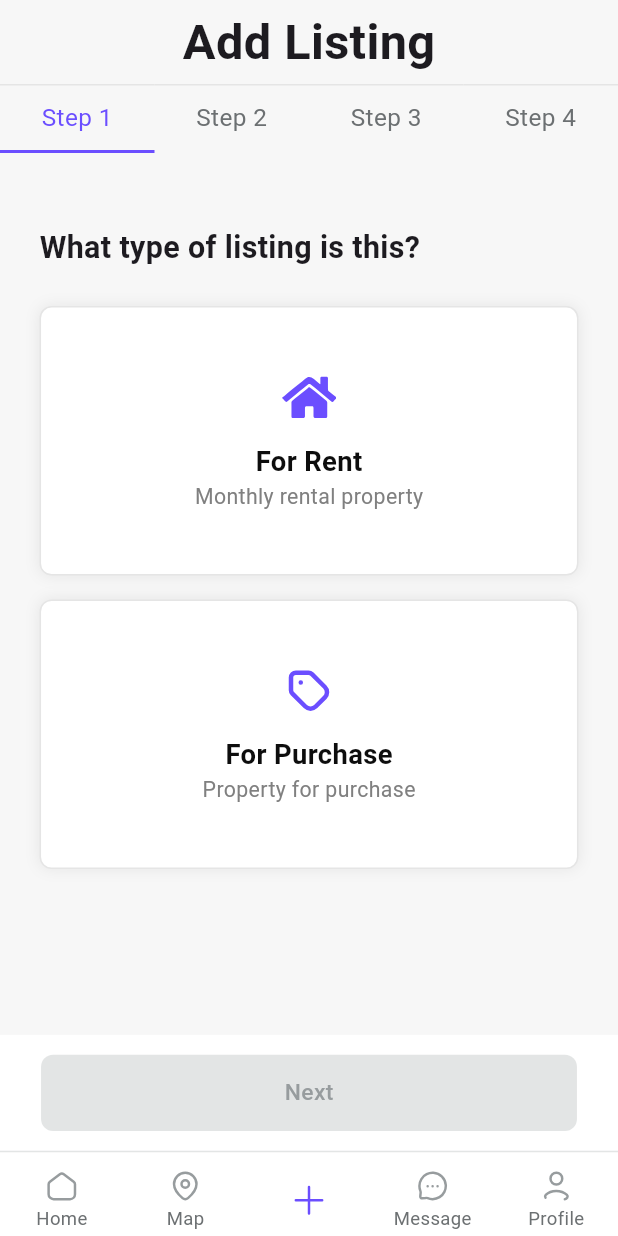
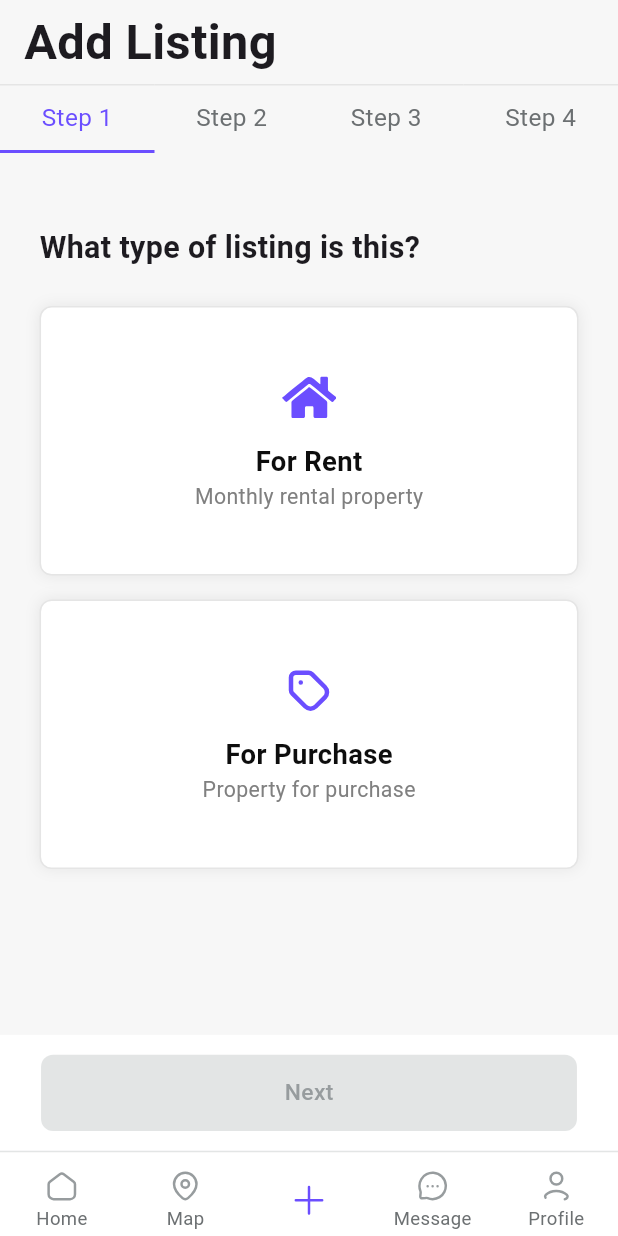
Before and after one commit to jovidonxalilov/housell, a Flutter app: the AddPage screen opened by its route, on a phone screen of 412 x 824 dp. Run offline on Flutter 3.47's test engine with Material 3 defaults, Android fonts, the phone set to English and light mode, and no system bars; our stand-ins replace bloc, cached_network_image, dio, dotted_border, easy_localization, flutter_bloc and 11 more; missing offline and left inert: yandex_mapkit; accounts and stored records are empty; network calls fail; Roboto replaces fonts that are missing (Manrope-Medium, Manrope-Regular, Manrope-bold); project files that could hold a hidden picture were left out.

Commit message:
10/21/2025 9:04

```diff
--- a/lib/config/router/router.dart
+++ b/lib/config/router/router.dart
@@ -37,7 +37,7 @@
 import '../../features/profile/presentation/pages/save_properties/save_properties_page.dart';
 
 final GoRouter router = GoRouter(
-  initialLocation: Routes.socialLinc,
+  initialLocation: Routes.home,
   routes: [
     ShellRoute(
       builder: (context, state, child) {
--- a/lib/core/widgets/w_custom_app_bar.dart
+++ b/lib/core/widgets/w_custom_app_bar.dart
@@ -65,10 +65,21 @@
                     child: _buildLeading(),
                   ),
 
-                // Title - doim markazda
+                // Title - centerTitle ga qarab joylashadi
                 if (title != null)
-                  Positioned.fill(
+                  centerTitle
+                      ? Positioned.fill(
                     child: Center(child: title!),
+                  )
+                      : Positioned(
+                    left: shouldShowLeading ? 56 : 0, // leadingdan keyin joy
+                    top: 0,
+                    bottom: 0,
+                    right: actions != null && actions!.isNotEmpty ? 56 : 0,
+                    child: Align(
+                      alignment: Alignment.centerLeft,
+                      child: title!,
+                    ),
                   ),
 
                 // Actions - o'ng tomonda
--- a/lib/features/home/presentation/pages/home_page.dart
+++ b/lib/features/home/presentation/pages/home_page.dart
@@ -2,6 +2,7 @@
 import 'package:flutter_bloc/flutter_bloc.dart';
 import 'package:flutter_screenutil/flutter_screenutil.dart';
 import 'package:go_router/go_router.dart';
+import 'package:housell/config/router/routes.dart';
 import 'package:housell/config/theme/app_colors.dart';
 import 'package:housell/core/constants/app_assets.dart';
 import 'package:housell/core/constants/app_status.dart';
@@ -99,6 +100,9 @@
                       children: [
                         SizedBox(height: 12.h),
                         ContainerW(
+                          onTap: () {
+                            context.push(Routes.settings);
+                          },
                           boxShadow: [
                             // Birinchi shadow
                             BoxShadow(
```
Also changed, not shown: lib/features/home/presentation/pages/property_page.dart (+8 -8 lines).
